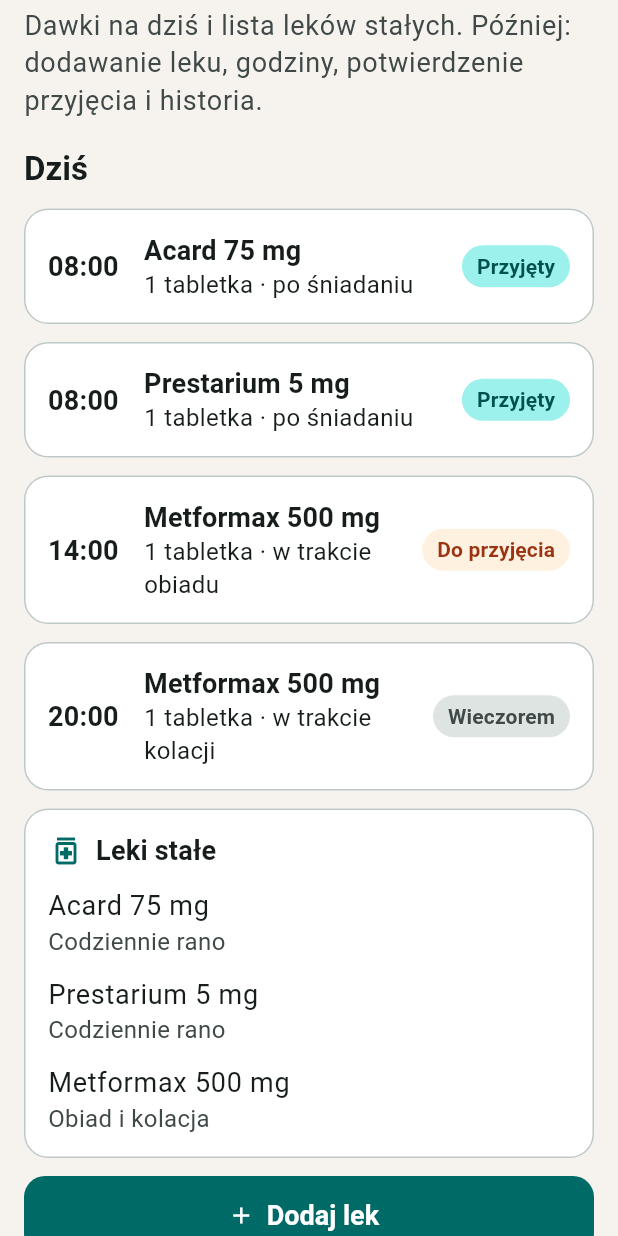
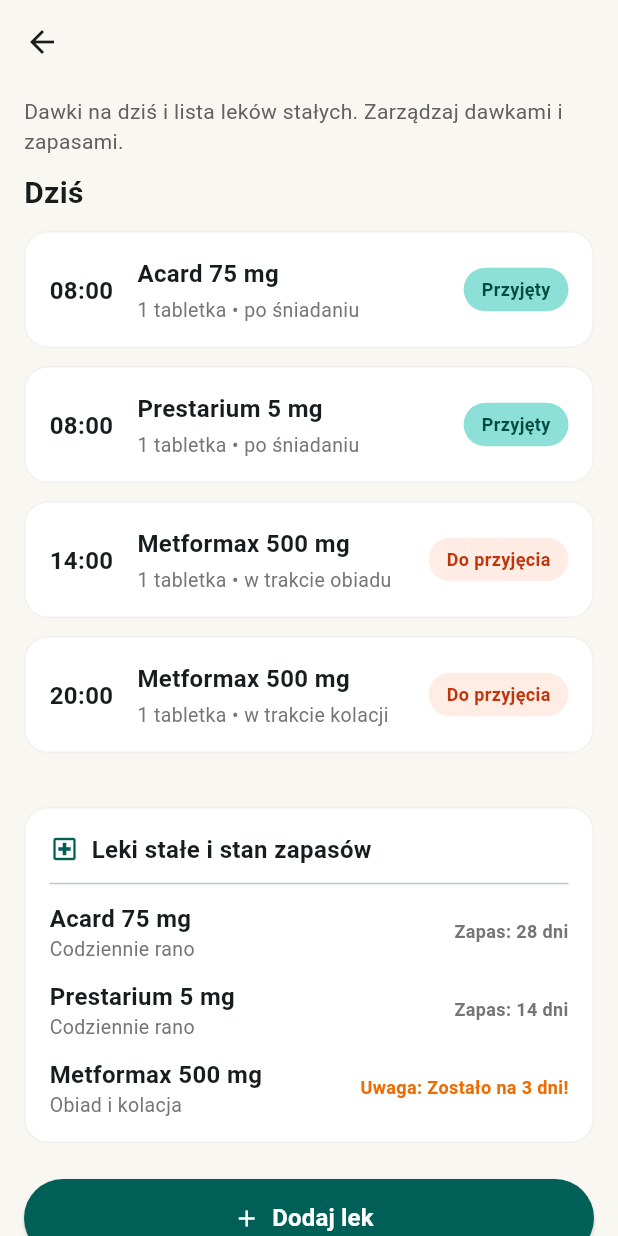
Before and after one commit to Cay00/mCare, a Flutter app: the MedicationsScreen screen opened directly, on a phone screen of 412 x 824 dp. Run offline on Flutter 3.47's test engine with Material 3 defaults, Android fonts, the phone set to English and light mode, and no system bars.

Commit message:
feat: dodanie interaktywnego zarzadzania lekami i zapasami

```diff
--- a/lib/screens/medications_screen.dart
+++ b/lib/screens/medications_screen.dart
@@ -1,161 +1,257 @@
 import 'package:flutter/material.dart';
 
-import 'package:m_opiekun/widgets/prototype_page.dart';
-import 'package:m_opiekun/widgets/section_card.dart';
-import 'package:m_opiekun/widgets/status_pill.dart';
+class MedicationDose {
+  final String id;
+  final String time;
+  final String name;
+  final String instruction;
+  bool isTaken;
 
-/// Leki.
-///
-/// Do zbudowania: katalog leków, harmonogram dawek, potwierdzenie
-/// przyjęcia, przypomnienia i historia. Dane poniżej są przykładowe.
-class MedicationsScreen extends StatelessWidget {
+  MedicationDose({
+    required this.id,
+    required this.time,
+    required this.name,
+    required this.instruction,
+    this.isTaken = false,
+  });
+}
+
+class MedicationsScreen extends StatefulWidget {
   const MedicationsScreen({super.key});
 
   @override
-  Widget build(BuildContext context) {
-    return PrototypePage(
-      lead:
-          'Dawki na dziś i lista leków stałych. Później: dodawanie leku, '
-          'godziny, potwierdzenie przyjęcia i historia.',
-      children: [
-        Text('Dziś', style: Theme.of(context).textTheme.titleLarge),
-        const _DoseCard(
+  State<MedicationsScreen> createState() => _MedicationsScreenState();
+}
+
+class _MedicationsScreenState extends State<MedicationsScreen> {
+  final List<MedicationDose> _dosesToday = [
+    MedicationDose(
+      id: '1',
       time: '08:00',
       name: 'Acard 75 mg',
-          details: '1 tabletka · po śniadaniu',
-          status: 'Przyjęty',
-          tone: StatusTone.done,
+      instruction: '1 tabletka • po śniadaniu',
+      isTaken: true,
     ),
-        const _DoseCard(
+    MedicationDose(
+      id: '2',
       time: '08:00',
       name: 'Prestarium 5 mg',
-          details: '1 tabletka · po śniadaniu',
-          status: 'Przyjęty',
-          tone: StatusTone.done,
+      instruction: '1 tabletka • po śniadaniu',
+      isTaken: true,
     ),
-        const _DoseCard(
+    MedicationDose(
+      id: '3',
       time: '14:00',
       name: 'Metformax 500 mg',
-          details: '1 tabletka · w trakcie obiadu',
-          status: 'Do przyjęcia',
-          tone: StatusTone.ready,
+      instruction: '1 tabletka • w trakcie obiadu',
+      isTaken: false,
     ),
-        const _DoseCard(
+    MedicationDose(
+      id: '4',
       time: '20:00',
       name: 'Metformax 500 mg',
-          details: '1 tabletka · w trakcie kolacji',
-          status: 'Wieczorem',
-          tone: StatusTone.neutral,
+      instruction: '1 tabletka • w trakcie kolacji',
+      isTaken: false,
     ),
-        const SectionCard(
-          title: 'Leki stałe',
-          icon: Icons.medication_outlined,
+  ];
+
+  void _toggleDose(MedicationDose dose) {
+    setState(() {
+      dose.isTaken = !dose.isTaken;
+    });
+  }
+
+  void _openAddMedicationModal() {
+    showModalBottomSheet(
+      context: context,
+      shape: const RoundedRectangleBorder(
+        borderRadius: BorderRadius.vertical(top: Radius.circular(24)),
+      ),
+      builder: (ctx) => Padding(
+        padding: const EdgeInsets.all(24.0),
         child: Column(
+          mainAxisSize: MainAxisSize.min,
+          crossAxisAlignment: CrossAxisAlignment.stretch,
           children: [
-              _StandingMed(name: 'Acard 75 mg', schedule: 'Codziennie rano'),
-              _StandingMed(
-                name: 'Prestarium 5 mg',
-                schedule: 'Codziennie rano',
-              ),
-              _StandingMed(
-                name: 'Metformax 500 mg',
-                schedule: 'Obiad i kolacja',
-                isLast: true,
-              ),
-            ],
+            Text(
+              'Dodaj nowy lek',
+              style: Theme.of(context).textTheme.titleLarge?.copyWith(
+                    fontWeight: FontWeight.bold,
                   ),
             ),
-        FilledButton.icon(
-          onPressed: () => showPrototypeHint(context, 'Dodawanie leku'),
-          icon: const Icon(Icons.add),
-          label: const Text('Dodaj lek'),
+            const SizedBox(height: 16),
+            FilledButton.tonalIcon(
+              onPressed: () {
+                Navigator.pop(ctx);
+                // Symulacja skanera opakowania na potrzeby prezentacji
+                ScaffoldMessenger.of(context).showSnackBar(
+                  const SnackBar(content: Text('Symulacja OCR: Rozpoznano "Milurit 100 mg"')),
+                );
+              },
+              icon: const Icon(Icons.qr_code_scanner),
+              label: const Text('Zeskanuj opakowanie / ulotkę'),
             ),
-      ],
-    );
-  }
-}
-
-class _DoseCard extends StatelessWidget {
-  const _DoseCard({
-    required this.time,
-    required this.name,
-    required this.details,
-    required this.status,
-    required this.tone,
-  });
-
-  final String time;
-  final String name;
-  final String details;
-  final String status;
-  final StatusTone tone;
-
-  @override
-  Widget build(BuildContext context) {
-    final theme = Theme.of(context);
-
-    return Card(
-      child: Padding(
-        padding: const EdgeInsets.all(16),
-        child: Row(
-          children: [
-            SizedBox(
-              width: 64,
-              child: Text(time, style: theme.textTheme.titleMedium),
+            const SizedBox(height: 12),
+            OutlinedButton.icon(
+              onPressed: () => Navigator.pop(ctx),
+              icon: const Icon(Icons.edit),
+              label: const Text('Wpisz dane ręcznie'),
             ),
-            Expanded(
-              child: Column(
-                crossAxisAlignment: CrossAxisAlignment.start,
-                children: [
-                  Text(name, style: theme.textTheme.titleMedium),
-                  Text(details, style: theme.textTheme.bodyMedium),
-                ],
-              ),
-            ),
-            const SizedBox(width: 8),
-            StatusPill(label: status, tone: tone),
           ],
         ),
       ),
     );
   }
-}
-
-class _StandingMed extends StatelessWidget {
-  const _StandingMed({
-    required this.name,
-    required this.schedule,
-    this.isLast = false,
-  });
-
-  final String name;
-  final String schedule;
-  final bool isLast;
 
   @override
   Widget build(BuildContext context) {
-    final theme = Theme.of(context);
+    return Scaffold(
+      backgroundColor: const Color(0xFFF9F7F2),
+      appBar: AppBar(
+        backgroundColor: Colors.transparent,
+        elevation: 0,
+      ),
+      body: ListView(
+        padding: const EdgeInsets.symmetric(horizontal: 16, vertical: 8),
+        children: [
+          Text(
+            'Dawki na dziś i lista leków stałych. Zarządzaj dawkami i zapasami.',
+            style: TextStyle(color: Colors.grey[700], fontSize: 14),
+          ),
+          const SizedBox(height: 10),
+          const Text(
+            'Dziś',
+            style: TextStyle(fontSize: 20, fontWeight: FontWeight.bold),
+          ),
+          const SizedBox(height: 12),
+          ..._dosesToday.map((dose) => _buildDoseCard(dose)),
+          const SizedBox(height: 24),
+          _buildPermanentMedsCard(),
+          const SizedBox(height: 24),
+          ElevatedButton.icon(
+            onPressed: _openAddMedicationModal,
+            icon: const Icon(Icons.add, color: Colors.white),
+            label: const Text('Dodaj lek', style: TextStyle(color: Colors.white, fontSize: 16)),
+            style: ElevatedButton.styleFrom(
+              backgroundColor: const Color(0xFF005F56),
+              minimumSize: const Size.fromHeight(52),
+              shape: RoundedRectangleBorder(borderRadius: BorderRadius.circular(28)),
+            ),
+          ),
+          const SizedBox(height: 32),
+        ],
+      ),
+    );
+  }
 
-    return Padding(
-      padding: EdgeInsets.only(bottom: isLast ? 0 : 12),
+  Widget _buildDoseCard(MedicationDose dose) {
+    return Container(
+      margin: const EdgeInsets.only(bottom: 12),
+      padding: const EdgeInsets.all(16),
+      decoration: BoxDecoration(
+        color: Colors.white,
+        borderRadius: BorderRadius.circular(16),
+        border: Border.all(color: Colors.black.withOpacity(0.06)),
+      ),
       child: Row(
         children: [
+          Text(
+            dose.time,
+            style: const TextStyle(fontSize: 16, fontWeight: FontWeight.bold),
+          ),
+          const SizedBox(width: 16),
           Expanded(
             child: Column(
               crossAxisAlignment: CrossAxisAlignment.start,
               children: [
-                Text(name, style: theme.textTheme.bodyLarge),
                 Text(
-                  schedule,
-                  style: theme.textTheme.bodyMedium?.copyWith(
-                    color: theme.colorScheme.onSurfaceVariant,
+                  dose.name,
+                  style: const TextStyle(fontSize: 16, fontWeight: FontWeight.w600),
+                ),
+                const SizedBox(height: 4),
+                Text(
+                  dose.instruction,
+                  style: TextStyle(fontSize: 13, color: Colors.grey[600]),
+                ),
+              ],
             ),
           ),
-              ],
+          InkWell(
+            onTap: () => _toggleDose(dose),
+            borderRadius: BorderRadius.circular(16),
+            child: Container(
+              padding: const EdgeInsets.symmetric(horizontal: 12, vertical: 6),
+              decoration: BoxDecoration(
+                color: dose.isTaken ? const Color(0xFF8CE0D8) : const Color(0xFFFFECE5),
+                borderRadius: BorderRadius.circular(16),
+              ),
+              child: Text(
+                dose.isTaken ? 'Przyjęty' : 'Do przyjęcia',
+                style: TextStyle(
+                  color: dose.isTaken ? const Color(0xFF004D40) : const Color(0xFFBF360C),
+                  fontWeight: FontWeight.bold,
+                  fontSize: 12,
+                ),
+              ),
             ),
           ),
         ],
       ),
     );
   }
+
+  Widget _buildPermanentMedsCard() {
+    return Container(
+      padding: const EdgeInsets.all(16),
+      decoration: BoxDecoration(
+        color: Colors.white,
+        borderRadius: BorderRadius.circular(16),
+        border: Border.all(color: Colors.black.withOpacity(0.06)),
+      ),
+      child: Column(
+        crossAxisAlignment: CrossAxisAlignment.start,
+        children: [
+          Row(
+            children: const [
+              Icon(Icons.local_hospital_outlined, color: Color(0xFF005F56), size: 20),
+              SizedBox(width: 8),
+              Text(
+                'Leki stałe i stan zapasów',
+                style: TextStyle(fontSize: 16, fontWeight: FontWeight.bold),
+              ),
+            ],
+          ),
+          const Divider(height: 24),
+          _buildPermanentMedRow('Acard 75 mg', 'Codziennie rano', 'Zapas: 28 dni'),
+          const SizedBox(height: 12),
+          _buildPermanentMedRow('Prestarium 5 mg', 'Codziennie rano', 'Zapas: 14 dni'),
+          const SizedBox(height: 12),
+          _buildPermanentMedRow('Metformax 500 mg', 'Obiad i kolacja', 'Uwaga: Zostało na 3 dni!', isLow: true),
+        ],
+      ),
+    );
   }
+
+  Widget _buildPermanentMedRow(String name, String dosage, String stockInfo, {bool isLow = false}) {
+    return Row(
+      mainAxisAlignment: MainAxisAlignment.spaceBetween,
+      children: [
+        Column(
+          crossAxisAlignment: CrossAxisAlignment.start,
+          children: [
+            Text(name, style: const TextStyle(fontWeight: FontWeight.w600)),
+            Text(dosage, style: TextStyle(color: Colors.grey[600], fontSize: 13)),
+          ],
+        ),
+        Text(
+          stockInfo,
+          style: TextStyle(
+            fontSize: 12,
+            fontWeight: FontWeight.bold,
+            color: isLow ? Colors.orange[800] : Colors.grey[600],
+          ),
+        ),
+      ],
+    );
+  }
+}
```
Lines whose indentation alone changed are shown as unchanged.
